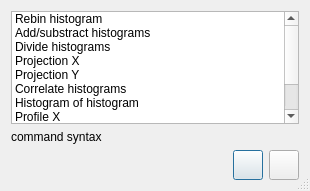
This is qt4/Go4GUI/TGo4MacroDialog.ui in gsi-ee/go4 as Qt 5 draws it before an edit. The edited form follows.
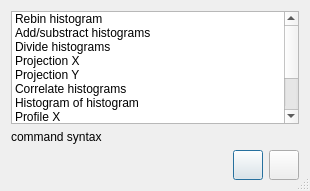
This is the edited form. Icons and pictures are not drawn.

Commit message: Added fft macro template to go4 gui command box.

The edit to the form file:
```diff
--- a/qt4/Go4GUI/TGo4MacroDialog.ui
+++ b/qt4/Go4GUI/TGo4MacroDialog.ui
@@ -79,6 +79,11 @@
                   <string>Scale X axis</string>
                 </property>
               </item>
+              <item>
+                <property name="text" >
+                  <string>Fast Fourier Transform</string>
+                </property>
+              </item>
             </widget>
           </item>
           <item>
```
The commit also changes 5 other files.
